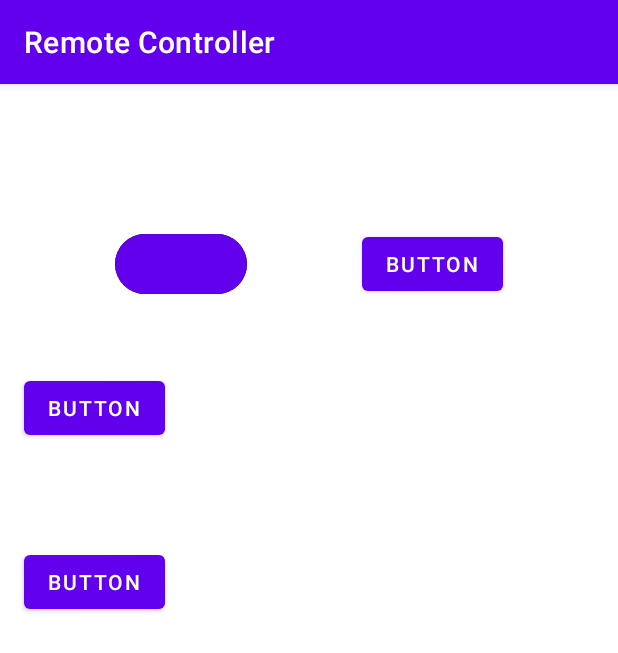
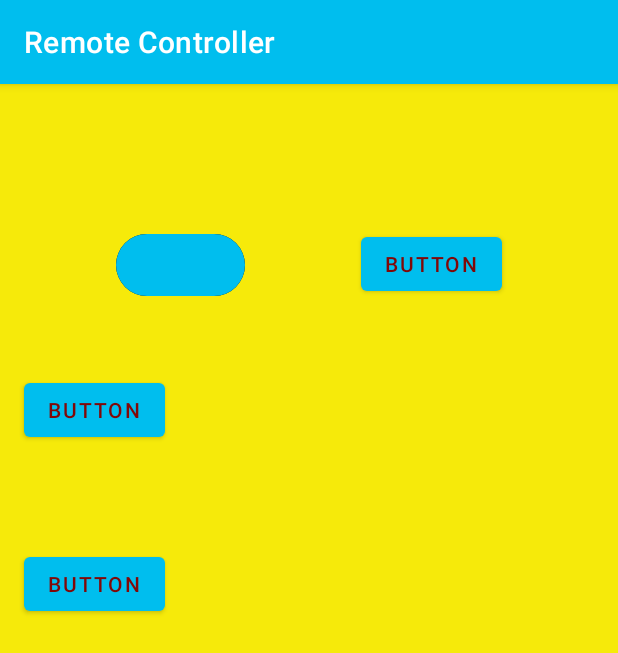
Before and after one commit to SonerTopcu/Mobile-App, an Android app: the screen it shows after launch (MainActivity), on a phone screen of 412 x 824 dp. Shown: the top 653 px of the screen. Run offline under Robolectric (Android 15) with nearby library versions, the phone set to English and light mode, and no system bars.

Commit message:
Remote Controller Phase 1

```diff
--- /dev/null
+++ b/app/src/main/res/drawable/power.xml
@@ -0,0 +1,5 @@
+<vector android:height="40dp" android:tint="#FF0000"
+    android:viewportHeight="24" android:viewportWidth="24"
+    android:width="40dp" xmlns:android="http://schemas.android.com/apk/res/android">
+    <path android:fillColor="@android:color/white" android:pathData="M13,3h-2v10h2L13,3zM17.83,5.17l-1.42,1.42C17.99,7.86 19,9.81 19,12c0,3.87 -3.13,7 -7,7s-7,-3.13 -7,-7c0,-2.19 1.01,-4.14 2.58,-5.42L6.17,5.17C4.23,6.82 3,9.26 3,12c0,4.97 4.03,9 9,9s9,-4.03 9,-9c0,-2.74 -1.23,-5.18 -3.17,-6.83z"/>
+</vector>
--- a/app/src/main/res/layout/activity_main.xml
+++ b/app/src/main/res/layout/activity_main.xml
@@ -4,6 +4,7 @@
     xmlns:tools="http://schemas.android.com/tools"
     android:layout_width="match_parent"
     android:layout_height="match_parent"
+    android:background="@color/background"
     tools:context=".MainActivity">
 
     <Button
@@ -40,13 +41,18 @@
     <Button
         android:id="@+id/button1"
         style="@style/Widget.Material3.Button.Icon"
-        android:layout_width="wrap_content"
-        android:layout_height="wrap_content"
+        android:layout_width="86dp"
+        android:layout_height="49dp"
         android:layout_marginTop="96dp"
         android:backgroundTintMode="add"
+        android:textColorHighlight="#F30808"
+        android:textColorLink="#FFFFFF"
+        app:iconTint="#00FFFFFF"
+        app:iconTintMode="add"
         app:layout_constraintEnd_toStartOf="@+id/button2"
         app:layout_constraintHorizontal_bias="0.5"
         app:layout_constraintStart_toStartOf="parent"
-        app:layout_constraintTop_toTopOf="parent" />
+        app:layout_constraintTop_toTopOf="parent"
+        app:strokeColor="#00FFFFFF" />
 
 </androidx.constraintlayout.widget.ConstraintLayout>
--- a/app/src/main/res/values/colors.xml
+++ b/app/src/main/res/values/colors.xml
@@ -7,4 +7,7 @@
     <color name="teal_700">#FF018786</color>
     <color name="black">#FF000000</color>
     <color name="white">#FFFFFFFF</color>
+    <color name="background">#F6EA0A</color>
+    <color name="power_button">#D50D0D</color>
+    <color name="button">#FFFFFFFF</color>
 </resources>
--- a/app/src/main/res/values/themes.xml
+++ b/app/src/main/res/values/themes.xml
@@ -2,13 +2,13 @@
     <!-- Base application theme. -->
     <style name="Theme.RemoteController" parent="Theme.MaterialComponents.DayNight.DarkActionBar">
         <!-- Primary brand color. -->
-        <item name="colorPrimary">@color/purple_500</item>
-        <item name="colorPrimaryVariant">@color/purple_700</item>
-        <item name="colorOnPrimary">@color/white</item>
+        <item name="colorPrimary">#00BEEE</item>
+        <item name="colorPrimaryVariant">#003CB3</item>
+        <item name="colorOnPrimary">#810808</item>
         <!-- Secondary brand color. -->
         <item name="colorSecondary">@color/teal_200</item>
         <item name="colorSecondaryVariant">@color/teal_700</item>
-        <item name="colorOnSecondary">@color/black</item>
+        <item name="colorOnSecondary">#9E8787</item>
         <!-- Status bar color. -->
         <item name="android:statusBarColor" tools:targetApi="l">?attr/colorPrimaryVariant</item>
         <!-- Customize your theme here. -->
```
